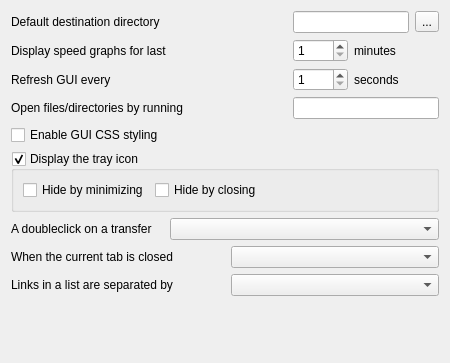
Old version of the form src/SettingsGeneralForm.ui in the repository LubosD/fatrat.
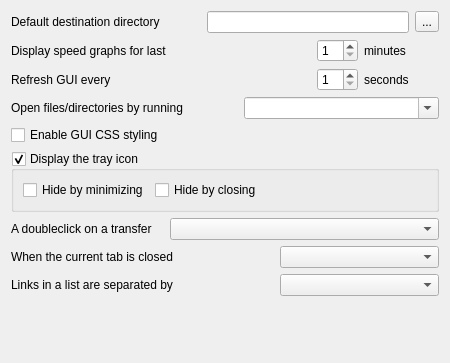
New version of the form.

```diff
--- a/src/SettingsGeneralForm.ui
+++ b/src/SettingsGeneralForm.ui
@@ -12,45 +12,69 @@
   <property name="windowTitle" >
    <string>Main</string>
   </property>
-  <layout class="QGridLayout" >
-   <item row="0" column="0" colspan="3" >
+  <layout class="QGridLayout" name="gridLayout" >
+   <item row="0" column="0" colspan="2" >
     <widget class="QLabel" name="label" >
      <property name="text" >
       <string>Default destination directory</string>
      </property>
     </widget>
    </item>
-   <item row="0" column="3" colspan="2" >
+   <item row="0" column="2" colspan="5" >
     <widget class="QLineEdit" name="lineDestination" />
    </item>
-   <item row="0" column="5" >
+   <item row="0" column="7" >
     <widget class="QToolButton" name="toolDestination" >
      <property name="text" >
       <string>...</string>
      </property>
     </widget>
    </item>
-   <item row="1" column="0" colspan="3" >
+   <item row="1" column="0" colspan="5" >
     <widget class="QLabel" name="label_9" >
      <property name="text" >
       <string>Display speed graphs for last</string>
      </property>
     </widget>
    </item>
-   <item row="1" column="3" >
+   <item row="1" column="5" >
     <widget class="QSpinBox" name="spinGraphMinutes" >
      <property name="minimum" >
       <number>1</number>
      </property>
     </widget>
    </item>
-   <item row="1" column="4" >
+   <item row="1" column="6" >
     <widget class="QLabel" name="label_10" >
      <property name="text" >
       <string comment="last X minutes" >minutes</string>
      </property>
     </widget>
    </item>
+   <item row="2" column="0" >
+    <widget class="QLabel" name="label_5" >
+     <property name="text" >
+      <string>Refresh GUI every</string>
+     </property>
+    </widget>
+   </item>
+   <item row="2" column="5" >
+    <widget class="QSpinBox" name="spinRefreshGUI" >
+     <property name="minimum" >
+      <number>1</number>
+     </property>
+     <property name="maximum" >
+      <number>10</number>
+     </property>
+    </widget>
+   </item>
+   <item row="2" column="6" >
+    <widget class="QLabel" name="label_6" >
+     <property name="text" >
+      <string comment="every X seconds" >seconds</string>
+     </property>
+    </widget>
+   </item>
    <item row="3" column="0" colspan="3" >
     <widget class="QLabel" name="label_11" >
      <property name="text" >
@@ -58,10 +82,21 @@
      </property>
     </widget>
    </item>
-   <item row="3" column="3" colspan="3" >
-    <widget class="QLineEdit" name="lineFileExec" />
+   <item row="3" column="3" colspan="5" >
+    <widget class="QComboBox" name="comboFileExec" >
+     <property name="editable" >
+      <bool>true</bool>
+     </property>
+    </widget>
    </item>
-   <item row="5" column="0" colspan="6" >
+   <item row="4" column="0" >
+    <widget class="QCheckBox" name="checkCSS" >
+     <property name="text" >
+      <string>Enable GUI CSS styling</string>
+     </property>
+    </widget>
+   </item>
+   <item row="5" column="0" colspan="8" >
     <widget class="QGroupBox" name="checkTrayIcon" >
      <property name="title" >
       <string>Display the tray icon</string>
@@ -107,30 +142,30 @@
      </property>
     </widget>
    </item>
-   <item row="6" column="1" colspan="5" >
+   <item row="6" column="1" colspan="7" >
     <widget class="QComboBox" name="comboDoubleClick" />
    </item>
-   <item row="7" column="0" colspan="2" >
+   <item row="7" column="0" colspan="4" >
     <widget class="QLabel" name="label_3" >
      <property name="text" >
       <string>When the current tab is closed</string>
      </property>
     </widget>
    </item>
-   <item row="7" column="2" colspan="4" >
+   <item row="7" column="4" colspan="4" >
     <widget class="QComboBox" name="comboCloseCurrent" />
    </item>
-   <item row="8" column="0" colspan="2" >
+   <item row="8" column="0" colspan="4" >
     <widget class="QLabel" name="label_4" >
      <property name="text" >
       <string>Links in a list are separated by</string>
      </property>
     </widget>
    </item>
-   <item row="8" column="2" colspan="4" >
+   <item row="8" column="4" colspan="4" >
     <widget class="QComboBox" name="comboLinkSeparator" />
    </item>
-   <item row="9" column="0" colspan="5" >
+   <item row="9" column="0" colspan="7" >
     <spacer>
      <property name="orientation" >
       <enum>Qt::Vertical</enum>
@@ -143,37 +178,6 @@
      </property>
     </spacer>
    </item>
-   <item row="2" column="0" >
-    <widget class="QLabel" name="label_5" >
-     <property name="text" >
-      <string>Refresh GUI every</string>
-     </property>
-    </widget>
-   </item>
-   <item row="2" column="3" >
-    <widget class="QSpinBox" name="spinRefreshGUI" >
-     <property name="minimum" >
-      <number>1</number>
-     </property>
-     <property name="maximum" >
-      <number>10</number>
-     </property>
-    </widget>
-   </item>
-   <item row="2" column="4" >
-    <widget class="QLabel" name="label_6" >
-     <property name="text" >
-      <string comment="every X seconds" >seconds</string>
-     </property>
-    </widget>
-   </item>
-   <item row="4" column="0" >
-    <widget class="QCheckBox" name="checkCSS" >
-     <property name="text" >
-      <string>Enable GUI CSS styling</string>
-     </property>
-    </widget>
-   </item>
   </layout>
  </widget>
  <tabstops>
```
Left out of the diff: 2 changed lines with no effect on the pictures.
